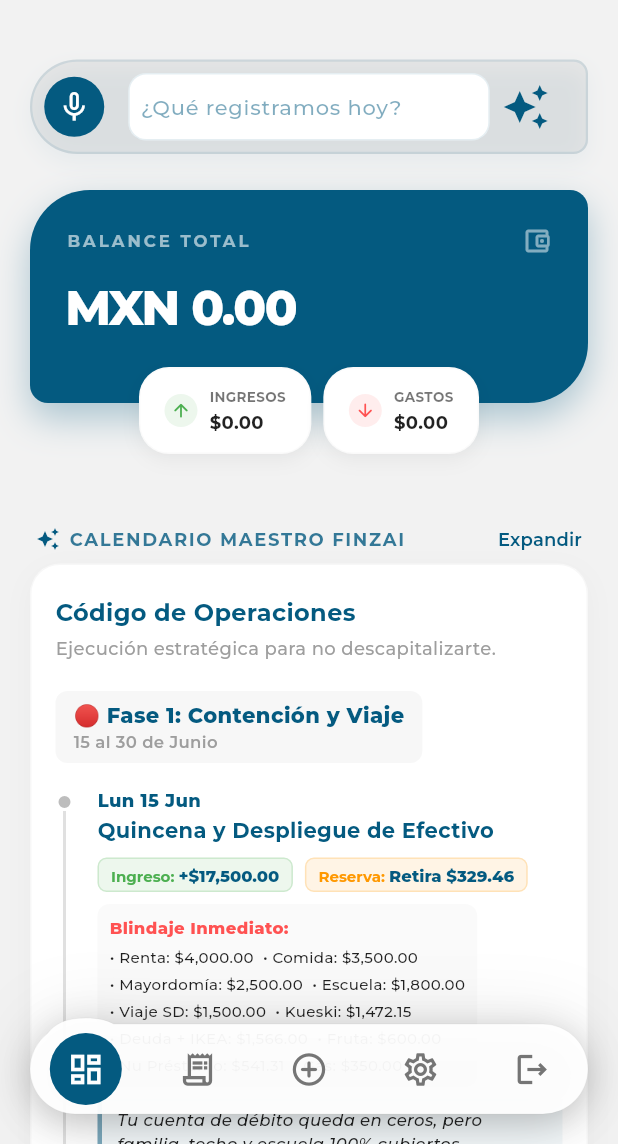
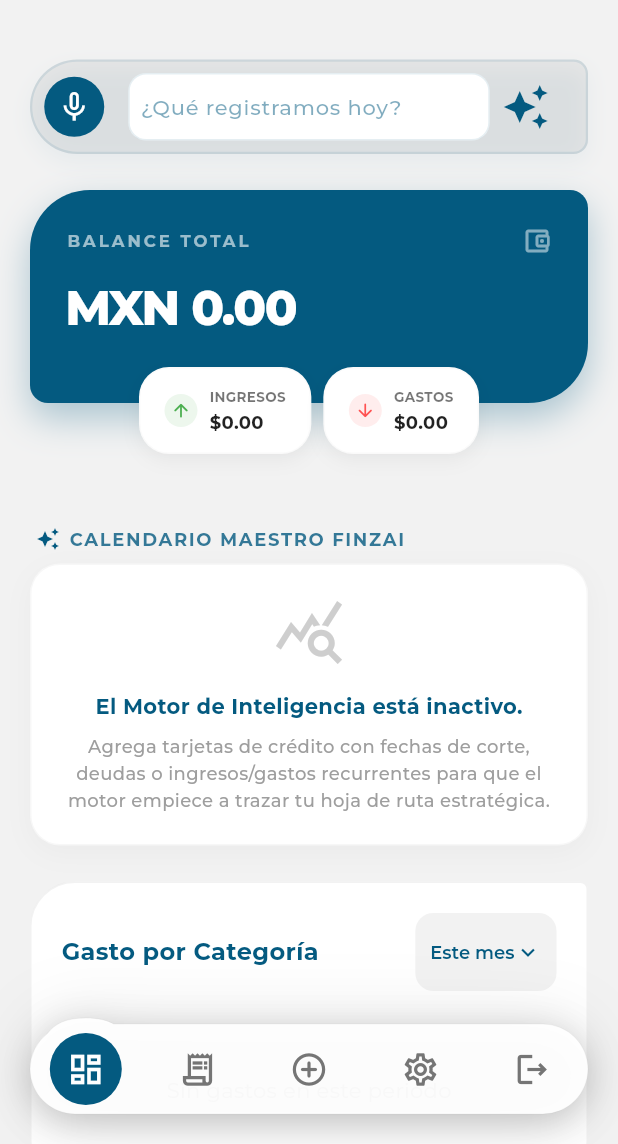
Before and after one commit to SAlejandroHP/finanzas-personales, a Flutter app: the screen it shows once a user with an empty profile is signed in, on a phone screen of 412 x 824 dp, the part 92-1236 px from its top. Run offline on Flutter 3.47's test engine with Material 3 defaults, Android fonts, the light colour scheme and no system bars; our stand-ins replace camera, fl_chart, flutter_dotenv, flutter_riverpod, flutter_secure_storage, go_router and 9 more; missing offline and left inert: flutter_notification_listener, google_mlkit_text_recognition, receive_sharing_intent; accounts and stored records are empty.

Commit message:
fix: corregir nombres de propiedades en master_plan_provider

```diff
--- /dev/null
+++ b/lib/features/dashboard/domain/models/master_plan_models.dart
@@ -0,0 +1,50 @@
+import 'package:flutter/material.dart';
+
+enum ActionType {
+  income,      // Verde
+  expense,     // Naranja/Rojo
+  rule,        // Rojo (No usar tarjeta)
+  payment,     // Azul/Primario
+  leverage,    // Morado/Secundario
+  info         // Gris
+}
+
+class PlanAction {
+  final String label;
+  final String description;
+  final ActionType type;
+
+  const PlanAction({
+    required this.label,
+    required this.description,
+    required this.type,
+  });
+}
+
+class PlanMilestone {
+  final DateTime date;
+  final String title;
+  final List<PlanAction> actions;
+  final List<String> bulletPoints; // Para "Blindaje Inmediato" u otros listados
+  final String? note;
+
+  const PlanMilestone({
+    required this.date,
+    required this.title,
+    this.actions = const [],
+    this.bulletPoints = const [],
+    this.note,
+  });
+}
+
+class PlanPhase {
+  final String title;
+  final String subtitle;
+  final List<PlanMilestone> milestones;
+
+  const PlanPhase({
+    required this.title,
+    required this.subtitle,
+    required this.milestones,
+  });
+}
--- /dev/null
+++ b/lib/features/dashboard/presentation/providers/master_plan_provider.dart
@@ -0,0 +1,188 @@
+import 'package:flutter_riverpod/flutter_riverpod.dart';
+import 'package:intl/intl.dart';
+import '../../domain/models/master_plan_models.dart';
+import '../../../accounts/presentation/providers/accounts_provider.dart';
+import '../../../debts/presentation/providers/debts_provider.dart';
+import '../../../transactions/presentation/providers/transactions_provider.dart';
+
+final masterPlanProvider = Provider<List<PlanPhase>>((ref) {
+  final accountsAsync = ref.watch(accountsWithBalanceProvider);
+  final debtsAsync = ref.watch(debtsListProvider);
+  final transactionsAsync = ref.watch(transactionsListProvider);
+
+  final accounts = accountsAsync.value ?? [];
+  final debts = debtsAsync.value ?? [];
+  final transactions = transactionsAsync.value ?? [];
+
+  final now = DateTime.now();
+  final startDate = DateTime(now.year, now.month, now.day);
+  final endDate = startDate.add(const Duration(days: 45));
+
+  final Map<DateTime, PlanMilestone> milestoneMap = {};
+
+  void _addMilestoneAction(DateTime date, String title, PlanAction action, {String? note, List<String>? bullets}) {
+    final cleanDate = DateTime(date.year, date.month, date.day);
+    if (cleanDate.isBefore(startDate) || cleanDate.isAfter(endDate)) return;
+
+    if (!milestoneMap.containsKey(cleanDate)) {
+      milestoneMap[cleanDate] = PlanMilestone(
+        date: cleanDate,
+        title: title,
+        actions: [action],
+        bulletPoints: bullets ?? [],
+        note: note,
+      );
+    } else {
+      final existing = milestoneMap[cleanDate]!;
+      // Evitar duplicar el mismo título exacto si caen en el mismo día
+      String newTitle = existing.title;
+      if (!newTitle.contains(title)) {
+        newTitle = '$newTitle & $title';
+      }
+
+      milestoneMap[cleanDate] = PlanMilestone(
+        date: existing.date,
+        title: newTitle,
+        actions: [...existing.actions, action],
+        bulletPoints: bullets != null ? [...existing.bulletPoints, ...bullets] : existing.bulletPoints,
+        note: note ?? existing.note,
+      );
+    }
+  }
+
+  // 1. Tarjetas de Crédito (Cortes y Pagos)
+  for (final account in accounts) {
+    if (account.tipo == 'tarjeta_credito' && account.fechaCorte != null && account.fechaLimitePago != null) {
+      final corteDate1 = DateTime(startDate.year, startDate.month, account.fechaCorte!);
+      final corteDate2 = DateTime(startDate.year, startDate.month + 1, account.fechaCorte!);
+
+      for (final cDate in [corteDate1, corteDate2]) {
+        _addMilestoneAction(
+          cDate,
+          'Corte de ${account.nombre}',
+          PlanAction(
+            label: 'Regla',
+            description: 'NO usar ${account.nombre} hoy',
+            type: ActionType.rule,
+          ),
+        );
+
+        // Apalancamiento al día siguiente
+        final apalancamientoDate = cDate.add(const Duration(days: 1));
+        _addMilestoneAction(
+          apalancamientoDate,
+          'Apalancamiento ${account.nombre}',
+          PlanAction(
+            label: 'Estrategia',
+            description: 'Ganas ~50 días para pagar',
+            type: ActionType.leverage,
+          ),
+          note: 'Ventana de oro para hacer compras necesarias sin descapitalizarte hoy.',
+        );
+
+        // Límite de pago
+        DateTime pagoDate = DateTime(cDate.year, cDate.month, account.fechaLimitePago!);
+        if (pagoDate.isBefore(cDate) || pagoDate.difference(cDate).inDays < 5) {
+          pagoDate = DateTime(cDate.year, cDate.month + 1, account.fechaLimitePago!);
+        }
+
+        _addMilestoneAction(
+          pagoDate,
+          'Límite Pago ${account.nombre}',
+          PlanAction(
+            label: 'Pago',
+            description: 'Cubrir saldo para no generar intereses',
+            type: ActionType.payment,
+          ),
+        );
+      }
+    }
+  }
+
+  // 2. Deudas
+  for (final debt in debts) {
+    if (debt.estado != 'pagada' && debt.fechaVencimiento != null) {
+      _addMilestoneAction(
+        debt.fechaVencimiento!,
+        'Límite Pago Deuda',
+        PlanAction(
+          label: 'Obligación',
+          description: 'Pagar \$${debt.montoTotal.toStringAsFixed(2)} de ${debt.nombre}',
+          type: ActionType.expense,
+        ),
+      );
+    }
+  }
+
+  // 3. Transacciones recurrentes (Ingresos y Gastos Fijos)
+  final currencyFormatter = NumberFormat.currency(locale: 'es_MX', symbol: '\$', decimalDigits: 2);
+  for (final tx in transactions) {
+    if (tx.isRecurring) {
+      // Proyectar para los próximos 2 meses basándose en el día
+      final date1 = DateTime(startDate.year, startDate.month, tx.fecha.day);
+      final date2 = DateTime(startDate.year, startDate.month + 1, tx.fecha.day);
+
+      for (final pDate in [date1, date2]) {
+        if (tx.tipo == 'ingreso') {
+          _addMilestoneAction(
+            pDate,
+            'Quincena / Ingreso',
+            PlanAction(
+              label: 'Ingreso',
+              description: '+${currencyFormatter.format(tx.monto)} (${tx.descripcion ?? "Fijo"})',
+              type: ActionType.income,
+            ),
+          );
+        } else {
+          _addMilestoneAction(
+            pDate,
+            'Gasto Fijo Programado',
+            PlanAction(
+              label: 'Blindaje',
+              description: 'Separar ${currencyFormatter.format(tx.monto)} (${tx.descripcion ?? "Gasto"})',
+              type: ActionType.expense,
+            ),
+          );
+        }
+      }
+    }
+  }
+
+  if (milestoneMap.isEmpty) {
+    return []; // Estado vacío
+  }
+
+  // Ordenar hitos cronológicamente
+  final sortedDates = milestoneMap.keys.toList()..sort();
+  final sortedMilestones = sortedDates.map((d) => milestoneMap[d]!).toList();
+
+  // Agrupar por Mes (Fases)
+  final Map<String, List<PlanMilestone>> phasesMap = {};
+  for (final milestone in sortedMilestones) {
+    final monthName = DateFormat('MMMM', 'es_MX').format(milestone.date);
+    final capitalizedMonth = monthName[0].toUpperCase() + monthName.substring(1);
+    final phaseTitle = capitalizedMonth;
+
+    if (!phasesMap.containsKey(phaseTitle)) {
+      phasesMap[phaseTitle] = [];
+    }
+    phasesMap[phaseTitle]!.add(milestone);
+  }
+
+  int phaseIndex = 1;
+  final List<PlanPhase> phases = [];
+  for (final entry in phasesMap.entries) {
+    final firstDate = entry.value.first.date;
+    final lastDate = entry.value.last.date;
+    final formatter = DateFormat('d MMM', 'es_MX');
+
+    phases.add(PlanPhase(
+      title: 'Fase $phaseIndex: Ejecución ${entry.key}',
+      subtitle: '${formatter.format(firstDate)} al ${formatter.format(lastDate)}',
+      milestones: entry.value,
+    ));
+    phaseIndex++;
+  }
+
+  return phases;
+});
--- a/lib/features/dashboard/presentation/widgets/master_plan_card.dart
+++ b/lib/features/dashboard/presentation/widgets/master_plan_card.dart
@@ -1,21 +1,27 @@
 import 'package:flutter/material.dart';
+import 'package:flutter_riverpod/flutter_riverpod.dart';
 import 'package:google_fonts/google_fonts.dart';
+import 'package:intl/intl.dart';
 import '../../../../core/constants/app_colors.dart';
+import '../../domain/models/master_plan_models.dart';
+import '../providers/master_plan_provider.dart';
 
-class MasterPlanCard extends StatefulWidget {
+class MasterPlanCard extends ConsumerStatefulWidget {
   const MasterPlanCard({Key? key}) : super(key: key);
 
   @override
-  State<MasterPlanCard> createState() => _MasterPlanCardState();
+  ConsumerState<MasterPlanCard> createState() => _MasterPlanCardState();
 }
 
-class _MasterPlanCardState extends State<MasterPlanCard> {
+class _MasterPlanCardState extends ConsumerState<MasterPlanCard> {
   bool _isExpanded = false;
 
   @override
   Widget build(BuildContext context) {
     final isDark = Theme.of(context).brightness == Brightness.dark;
     final cardColor = isDark ? AppColors.surfaceDark : AppColors.surface;
+
+    final phases = ref.watch(masterPlanProvider);
 
     return Column(
       crossAxisAlignment: CrossAxisAlignment.start,
@@ -40,6 +46,7 @@
                   ),
                 ],
               ),
+              if (phases.isNotEmpty)
                 TextButton(
                   onPressed: () => setState(() => _isExpanded = !_isExpanded),
                   style: TextButton.styleFrom(
@@ -79,11 +86,13 @@
                 ),
             ],
           ),
-          child: Column(
+          child: phases.isEmpty
+              ? _buildEmptyState(isDark)
+              : Column(
                   crossAxisAlignment: CrossAxisAlignment.start,
                   children: [
                     Text(
-                'Código de Operaciones',
+                      'Código de Operaciones Generado',
                       style: GoogleFonts.montserrat(
                         fontSize: 16,
                         fontWeight: FontWeight.bold,
@@ -92,7 +101,7 @@
                     ),
                     const SizedBox(height: 4),
                     Text(
-                'Ejecución estratégica para no descapitalizarte.',
+                      'Ejecución estratégica dinámica calculada a 45 días.',
                       style: GoogleFonts.montserrat(
                         fontSize: 12,
                         color: Colors.grey,
@@ -100,171 +109,8 @@
                       ),
                     ),
                     const SizedBox(height: 20),
-              _buildPhase(
-                title: '🔴 Fase 1: Contención y Viaje',
-                subtitle: '15 al 30 de Junio',
-                isDark: isDark,
-                items: [
-                  _buildTimelineItem(
-                    date: 'Lun 15 Jun',
-                    title: 'Quincena y Despliegue de Efectivo',
-                    isDark: isDark,
-                    actions: [
-                      _buildActionPill('Ingreso', '+\$17,500.00', Colors.green, isDark),
-                      _buildActionPill('Reserva', 'Retira \$329.46', Colors.orange, isDark),
-                      _buildActionRow('Blindaje Inmediato:', [
-                        'Renta: \$4,000.00',
-                        'Comida: \$3,500.00',
-                        'Mayordomía: \$2,500.00',
-                        'Escuela: \$1,800.00',
-                        'Viaje SD: \$1,500.00',
-                        'Kueski: \$1,472.15',
-                        'Deuda + IKEA: \$1,566.00',
-                        'Fruta: \$600.00',
-                        'Nu Préstamo: \$541.31',
-                        'Gas: \$350.00',
-                      ], isDark),
-                    ],
-                    note: 'Tu cuenta de débito queda en ceros, pero familia, techo y escuela 100% cubiertos.',
-                  ),
-                  _buildTimelineItem(
-                    date: 'Mar 16 Jun',
-                    title: 'Contención de Stori',
-                    isDark: isDark,
-                    actions: [
-                      _buildActionPill('Acción', 'Transfiere sobrante Nu (\$1,579.62) a Stori', AppColors.primary, isDark),
-                    ],
-                    note: 'Superas pago mínimo y cruzas el corte limpiecito.',
-                  ),
-                  if (_isExpanded) ...[
-                    _buildTimelineItem(
-                      date: 'Mié 17 Jun',
-                      title: 'Límite Stori',
-                      isDark: isDark,
-                      actions: [
-                         _buildActionPill('Status', 'Ya cubierto el día 16', Colors.grey, isDark),
-                      ],
-                    ),
-                    _buildTimelineItem(
-                      date: 'Vie 26 Jun',
-                      title: 'El Viaje a San Diego',
-                      isDark: isDark,
-                      actions: [
-                        _buildActionPill('Ejecución', 'Pago físico de inscripciones', AppColors.secondary, isDark),
-                      ],
-                    ),
-                  ],
-                  _buildTimelineItem(
-                    date: 'Mar 30 Jun',
-                    title: 'Quincena y Reinicio',
-                    isDark: isDark,
-                    actions: [
-                      _buildActionPill('Ingreso', '+\$17,500.00', Colors.green, isDark),
-                      _buildActionPill('Crítica', 'Separar \$2,508.81 para tarjeta Klar (AT&T pateado)', Colors.redAccent, isDark),
-                    ],
-                    isLastInSection: true,
-                  ),
-                ],
-              ),
-              if (_isExpanded) ...[
-                const SizedBox(height: 24),
-                _buildPhase(
-                  title: '🔵 Fase 2: Choque Escolar y Apalancamiento',
-                  subtitle: '1 al 31 de Julio',
-                  isDark: isDark,
-                  items: [
-                    _buildTimelineItem(
-                      date: 'Mié 1 Jul',
-                      title: 'Corte de Klar',
-                      isDark: isDark,
-                      actions: [
-                        _buildActionPill('Regla', 'NO usar la tarjeta hoy', Colors.redAccent, isDark),
-                      ],
-                    ),
-                    _buildTimelineItem(
-                      date: 'Jue 2 Jul',
-                      title: 'Apalancamiento Regalo Mía',
-                      isDark: isDark,
-                      actions: [
-                        _buildActionPill('Acción', 'Compra regalo Mía con Klar', AppColors.primary, isDark),
-                      ],
-                      note: 'El pago se patea automáticamente 40 días, hasta el 11 de agosto.',
-                    ),
-                    _buildTimelineItem(
-                      date: '5 al 10 Jul',
-                      title: 'Apalancamiento Plata',
-                      isDark: isDark,
-                      actions: [
-                         _buildActionPill('Acción', 'Pagar Totalplay (\$790) con Plata', AppColors.secondary, isDark),
-                      ],
-                      note: 'Ganas 60 días de margen.',
-                    ),
-                    _buildTimelineItem(
-                      date: 'Sáb 11 Jul',
-                      title: 'Límite de Klar',
-                      isDark: isDark,
-                      actions: [
-                         _buildActionPill('Pago', 'Paga los \$2,508.81 del AT&T con reserva del 30 Jun', AppColors.primary, isDark),
-                      ],
-                    ),
-                    _buildTimelineItem(
-                      date: 'Mié 15 Jul',
-                      title: 'Quincena y Choque',
-                      isDark: isDark,
-                      actions: [
-                        _buildActionPill('Ingreso', '+\$17,500.00', Colors.green, isDark),
-                        _buildActionRow('Blindaje:', [
-                          'Uniformes: \$3,540.00',
-                          'Mayordomía: \$2,500.00',
-                          'Renta: \$4,000.00',
-                          'Comida: \$3,500.00',
-                          'Deuda Ismael: \$1,000.00',
-                          'Fruta: \$600.00',
-                          'Gas: \$350.00',
-                        ], isDark),
-                        _buildActionPill('Remanente', '\$2,010.00 Libres', Colors.green, isDark),
-                      ],
-                    ),
-                    _buildTimelineItem(
-                      date: 'Jue 16 Jul',
-                      title: 'Golpe a Stori',
-                      isDark: isDark,
-                      actions: [
-                        _buildActionPill('Inyección', '\$2,010.00 íntegros a Stori', AppColors.primary, isDark),
-                      ],
-                    ),
-                    _buildTimelineItem(
-                      date: 'Mié 22 Jul',
-                      title: 'Cumpleaños Mía y Corte Nu',
-                      isDark: isDark,
-                      actions: [
-                         _buildActionPill('Regla', 'NO usar Nu hoy', Colors.redAccent, isDark),
-                      ],
-                    ),
-                    _buildTimelineItem(
-                      date: 'Jue 23 Jul',
-                      title: 'Apalancamiento Regalo Eiden',
-                      isDark: isDark,
-                      actions: [
-                        _buildActionPill('Acción', 'Compra regalo Eiden con Nu', AppColors.secondary, isDark),
-                      ],
-                      note: 'Al hacerlo 1 día después del corte, ganas 40 días. Se patea al 2 de Sep.',
-                    ),
-                    _buildTimelineItem(
-                      date: 'Vie 31 Jul',
-                      title: 'Quincena y Revisión Algorítmica',
-                      isDark: isDark,
-                      actions: [
-                        _buildActionPill('Ingreso', '+\$17,500.00', Colors.green, isDark),
-                        _buildActionPill('Revisión', 'Verificar app Nu para préstamo personal', AppColors.primary, isDark),
-                      ],
-                      note: 'Preparar liquidez para la mudanza del 8 de agosto.',
-                      isLastInSection: true,
-                    ),
-                  ],
-                ),
-              ],
-              if (!_isExpanded)
+                    ..._buildPhasesList(phases, isDark),
+                    if (!_isExpanded && phases.length > 1)
                       Center(
                         child: Padding(
                           padding: const EdgeInsets.only(top: 10),
@@ -283,6 +129,74 @@
         ),
       ],
     );
+  }
+
+  Widget _buildEmptyState(bool isDark) {
+    return Center(
+      child: Column(
+        children: [
+          Icon(Icons.query_stats, size: 48, color: Colors.grey.withOpacity(0.5)),
+          const SizedBox(height: 16),
+          Text(
+            'El Motor de Inteligencia está inactivo.',
+            style: GoogleFonts.montserrat(
+              fontSize: 14,
+              fontWeight: FontWeight.bold,
+              color: isDark ? Colors.white : AppColors.textPrimary,
+            ),
+          ),
+          const SizedBox(height: 8),
+          Text(
+            'Agrega tarjetas de crédito con fechas de corte, deudas o ingresos/gastos recurrentes para que el motor empiece a trazar tu hoja de ruta estratégica.',
+            textAlign: TextAlign.center,
+            style: GoogleFonts.montserrat(
+              fontSize: 12,
+              color: Colors.grey,
+              fontWeight: FontWeight.w500,
+              height: 1.5,
+            ),
+          ),
+        ],
+      ),
+    );
+  }
+
+  List<Widget> _buildPhasesList(List<PlanPhase> phases, bool isDark) {
+    List<Widget> widgets = [];
+
+    for (int i = 0; i < phases.length; i++) {
+      if (i > 0 && !_isExpanded) break; // Solo mostrar la primera fase si no está expandido
+
+      final phase = phases[i];
+      widgets.add(_buildPhase(
+        title: phase.title,
+        subtitle: phase.subtitle,
+        isDark: isDark,
+        items: phase.milestones.asMap().entries.map((entry) {
+          final isLast = entry.key == phase.milestones.length - 1;
+          final milestone = entry.value;
+
+          final DateFormat formatter = DateFormat('E d MMM', 'es_MX');
+          final dateStr = formatter.format(milestone.date);
+
+          return _buildTimelineItem(
+            date: '${dateStr[0].toUpperCase()}${dateStr.substring(1)}',
+            title: milestone.title,
+            isDark: isDark,
+            actions: milestone.actions.map((action) => _buildActionPill(action, isDark)).toList(),
+            note: milestone.note,
+            bullets: milestone.bulletPoints,
+            isLastInSection: isLast,
+          );
+        }).toList(),
+      ));
+
+      if (i < phases.length - 1 && _isExpanded) {
+        widgets.add(const SizedBox(height: 24));
+      }
+    }
+
+    return widgets;
   }
 
   Widget _buildPhase({
@@ -335,6 +249,7 @@
     required bool isDark,
     required List<Widget> actions,
     String? note,
+    List<String> bullets = const [],
     bool isLastInSection = false,
   }) {
     return Stack(
@@ -404,6 +319,10 @@
                       runSpacing: 8,
                       children: actions,
                     ),
+                    if (bullets.isNotEmpty) ...[
+                      const SizedBox(height: 8),
+                      _buildActionRow('Blindaje Inmediato:', bullets, isDark),
+                    ],
                     if (note != null) ...[
                       const SizedBox(height: 8),
                       Container(
@@ -435,7 +354,25 @@
     );
   }
 
-  Widget _buildActionPill(String label, String value, Color color, bool isDark) {
+  Color _getColorForActionType(ActionType type) {
+    switch (type) {
+      case ActionType.income:
+        return Colors.green;
+      case ActionType.expense:
+        return Colors.orange;
+      case ActionType.rule:
+        return Colors.redAccent;
+      case ActionType.payment:
+        return AppColors.primary;
+      case ActionType.leverage:
+        return AppColors.secondary;
+      case ActionType.info:
+        return Colors.grey;
+    }
+  }
+
+  Widget _buildActionPill(PlanAction action, bool isDark) {
+    final color = _getColorForActionType(action.type);
     return Container(
       padding: const EdgeInsets.symmetric(horizontal: 8, vertical: 4),
       decoration: BoxDecoration(
@@ -447,7 +384,7 @@
         text: TextSpan(
           children: [
             TextSpan(
-              text: '$label: ',
+              text: '${action.label}: ',
               style: GoogleFonts.montserrat(
                 fontSize: 10,
                 fontWeight: FontWeight.w700,
@@ -455,7 +392,7 @@
               ),
             ),
             TextSpan(
-              text: value,
+              text: action.description,
               style: GoogleFonts.montserrat(
                 fontSize: 11,
                 fontWeight: FontWeight.w800,
```
Lines whose indentation alone changed are shown as unchanged.
